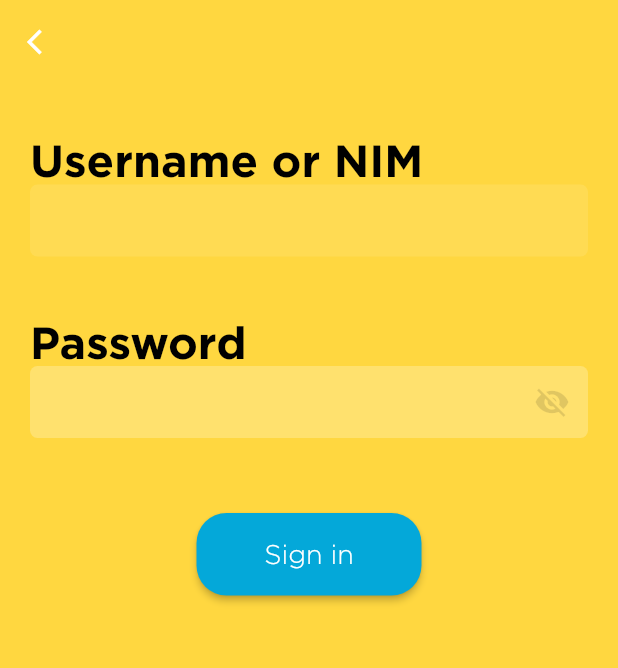
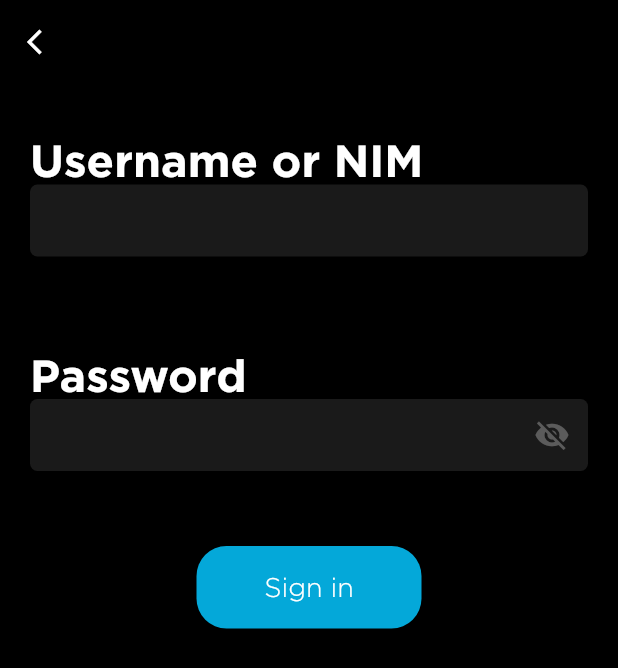
Before and after one commit to Nicomnr02/unai_reminder, a Flutter app: the screen it shows after launch, after a tap on "Login Now", on a phone screen of 412 x 824 dp. Shown: the top 668 px of the screen. Run offline on Flutter 3.47's test engine with Material 2 defaults, Android fonts, the phone set to English and light mode, and no system bars; our stand-ins replace flutter_spinkit, internet_connection_checker, shared_preferences; network calls fail.

Commit message:
fix: Change all pages style

```diff
--- a/lib/api/api_authentication.dart
+++ b/lib/api/api_authentication.dart
@@ -98,8 +98,8 @@ class UserAPI {
       return existSchedule;
     }
 
-    dashRepo.write(day,
-        ['$majorKey - $majorName - $lectureName - $time - $sksAmount ']);
+    dashRepo.write(
+        day, ['$majorKey - $majorName - $lectureName - $time - $sksAmount ']);
 
     return await dashRepo.read(day);
   }
@@ -125,7 +125,8 @@ class UserAPI {
         return;
       }
       for (var name in nameRows) {
-        userRepo.write("_username", name.text);
+        var splittedName = name.text.split(" ");
+        userRepo.write("_username", splittedName[0]);
       }
 
       var rowsData = doc.getElementsByTagName('td');
--- a/lib/page/authentication/page_authentication.dart
+++ b/lib/page/authentication/page_authentication.dart
@@ -18,7 +18,8 @@ class _LoginPageState extends State<LoginPage> {
   TextEditingController usernameEditingController = TextEditingController();
   TextEditingController passwordEditingController = TextEditingController();
   bool _passwordVisible = true;
-
+  bool _isTapping = false;
+  Color _textFieldColor = Colors.white10;
   void submit(BuildContext context) async {
     setState(() {
       var usernameDataInput = usernameEditingController.text;
@@ -32,7 +33,7 @@ class _LoginPageState extends State<LoginPage> {
   Widget build(BuildContext context) {
     return Scaffold(
       extendBodyBehindAppBar: true,
-      backgroundColor: Colors.amberAccent,
+      backgroundColor: Colors.black,
       appBar: AppBar(
         leading: IconButton(
           icon: const Icon(Icons.arrow_back_ios),
@@ -42,7 +43,7 @@ class _LoginPageState extends State<LoginPage> {
                 builder: (context) => const IntroductionPage()));
           },
         ),
-        backgroundColor: Colors.amberAccent,
+        backgroundColor: Colors.black,
         elevation: 0,
       ),
       body: Column(
@@ -59,21 +60,23 @@ class _LoginPageState extends State<LoginPage> {
                     textAlign: TextAlign.start,
                     style: TextStyle(
                         fontFamily: 'Sp',
-                        color: Colors.black,
+                        color: Colors.white,
                         fontSize: 30,
                         fontWeight: FontWeight.bold),
                   ),
                 ),
                 TextFormField(
+                  maxLength: 7,
                   controller: usernameEditingController,
                   keyboardType: TextInputType.name,
-                  style: const TextStyle(color: Colors.black),
+                  cursorColor: Colors.white12,
+                  style: const TextStyle(color: Colors.white),
                   decoration: InputDecoration(
                     contentPadding: const EdgeInsets.symmetric(
                       vertical: 13,
                     ),
                     filled: true,
-                    fillColor: Colors.white10,
+                    fillColor: _textFieldColor,
                     border: OutlineInputBorder(
                         borderSide: BorderSide.none,
                         borderRadius: BorderRadius.circular(5)),
@@ -93,7 +96,7 @@ class _LoginPageState extends State<LoginPage> {
                     textAlign: TextAlign.start,
                     style: TextStyle(
                         fontFamily: 'Sp',
-                        color: Colors.black,
+                        color: Colors.white,
                         fontSize: 30,
                         fontWeight: FontWeight.bold),
                   ),
@@ -101,11 +104,13 @@ class _LoginPageState extends State<LoginPage> {
                 TextFormField(
                   controller: passwordEditingController,
                   obscureText: _passwordVisible,
-                  style: const TextStyle(color: Colors.black),
+                  cursorColor: Colors.white12,
+                  style: const TextStyle(color: Colors.white),
                   decoration: InputDecoration(
                     contentPadding: const EdgeInsets.symmetric(vertical: 13),
                     filled: true,
-                    fillColor: Colors.white24,
+                    fillColor: Colors.white10,
+                    hoverColor: Colors.white24,
                     border: OutlineInputBorder(
                         borderSide: BorderSide.none,
                         borderRadius: BorderRadius.circular(5)),
@@ -118,7 +123,7 @@ class _LoginPageState extends State<LoginPage> {
                         _passwordVisible
                             ? Icons.visibility_off
                             : Icons.visibility,
-                        color: Theme.of(context).focusColor,
+                        color: Theme.of(context).highlightColor,
                       ),
                       onPressed: () {
                         // Update the state i.e. toogle the state of passwordVisible variable
--- a/lib/page/dashboard/dashboard_schedule.dart/dashboard_list_content.dart
+++ /dev/null
@@ -1,132 +0,0 @@
-import 'package:flutter/cupertino.dart';
-import 'package:flutter/material.dart';
-import 'package:unai_reminder/page/router/router_response.dart';
-
-import '../../../repository/repo_authentication.dart';
-import '../../../repository/repo_dashboard.dart';
-import '../../authentication/page_authentication.dart';
-
-class ScheduleList extends StatefulWidget {
-  const ScheduleList({super.key});
-
-  @override
-  State<ScheduleList> createState() => _ScheduleListState();
-}
-
-class _ScheduleListState extends State<ScheduleList> {
-  UserRepository userRepo = UserRepository();
-  DashboardRepository dashboardRepo = DashboardRepository();
-  ResponseMessage responseMessage = ResponseMessage();
-
-  int _selectedIndex = 0;
-
-  Future<List<List<String>>> getData() async {
-    // List<String> days = ["S.", "M.", "T.", "W.", "Th.", "F."];
-    List<List<String>> scheduleData = List.empty(growable: true);
-    // scheduleData = [
-    //   await dashboardRepo.read("S."),
-    //   await dashboardRepo.read("M."),
-    //   await dashboardRepo.read("T."),
-    //   await dashboardRepo.read("W."),
-    //   await dashboardRepo.read("Th."),
-    //   await dashboardRepo.read("F."),
-    // ];
-
-    var s = await dashboardRepo.read("S.");
-    scheduleData.add(s);
-
-    var m = await dashboardRepo.read("M.");
-    scheduleData.add(m);
-
-    var t = await dashboardRepo.read("T.");
-    scheduleData.add(t);
-
-    var w = await dashboardRepo.read("W.");
-    scheduleData.add(w);
-
-    var th = await dashboardRepo.read("Th.");
-    scheduleData.add(th);
-
-    var f = await dashboardRepo.read("F.");
-    scheduleData.add(f);
-
-    return scheduleData;
-
-    //![LATER] make looping from 'scheduleData' above to get hours/time for alarm needed.
-  }
-
-  Future<List<List<String>>> showData() async {
-    var scheduleData = await getData();
-
-    setState(() {});
-    return scheduleData;
-  }
-
-  void logout() async {
-    userRepo.delete();
-
-    Navigator.of(context).pushReplacement(
-        CupertinoPageRoute(builder: (ctx) => const LoginPage()));
-  }
-
-  Widget bottomNavBarContentBuilder(List<List<String>> scheduleData) {
-    final List<Widget> widgetOptions = <Widget>[
-      scheduleData.isEmpty
-          ? const CircularProgressIndicator()
-          : //! alarm here
-          const Scaffold(
-              appBar: null,
-            ),
-      ListView.separated(
-          itemBuilder: (context, index) => const Divider(),
-          separatorBuilder: (context, index) {
-            return Text('${scheduleData[index]}'); //! will be card!
-          },
-          itemCount: scheduleData.length),
-      ElevatedButton(onPressed: logout, child: const Text("logout")),
-    ];
-
-    return Center(child: widgetOptions.elementAt(_selectedIndex));
-  }
-
-  void _onItemTapped(int index) {
-    setState(() {
-      _selectedIndex = index;
-    });
-  }
-
-  @override
-  Widget build(BuildContext context) {
-    return FutureBuilder(
-        future: showData(),
-        builder: (context, snapshot) {
-          if (snapshot.hasData) {
-            return Scaffold(
-                appBar: null,
-                body: Center(
-                  child: snapshot.data != null
-                      ? bottomNavBarContentBuilder(snapshot.data!)
-                      : const CircularProgressIndicator(),
-                ),
-                bottomNavigationBar: BottomNavigationBar(
-                  iconSize: 35,
-                  items: const <BottomNavigationBarItem>[
-                    BottomNavigationBarItem(
-                        icon: Icon(Icons.alarm), label: 'Alarm'),
-                    BottomNavigationBarItem(
-                        icon: Icon(Icons.schedule_outlined), label: 'Schedule'),
-                    BottomNavigationBarItem(
-                        icon: Icon(Icons.person), label: 'My Profile'),
-                  ],
-                  currentIndex: _selectedIndex,
-                  onTap: _onItemTapped,
-                ));
-          } else if (snapshot.hasError) {
-            return responseMessage.errorPageBuilder(
-                context, "Server Error, try again!");
-          } else {
-            return const CircularProgressIndicator();
-          }
-        });
-  }
-}
--- a/lib/page/dashboard/page_dashboard.dart
+++ b/lib/page/dashboard/page_dashboard.dart
@@ -1,6 +1,10 @@
+import 'package:flutter/cupertino.dart';
 import 'package:flutter/material.dart';
-import 'package:unai_reminder/page/dashboard/dashboard_schedule.dart/dashboard_list_content.dart';
+import 'package:flutter_spinkit/flutter_spinkit.dart';
 import 'package:unai_reminder/repository/repo_authentication.dart';
+import 'package:unai_reminder/repository/repo_dashboard.dart';
+
+import '../authentication/page_authentication.dart';
 
 class DashboardPage extends StatefulWidget {
   const DashboardPage({super.key});
@@ -11,6 +15,20 @@ class DashboardPage extends StatefulWidget {
 
 class _DashboardPageState extends State<DashboardPage> {
   String _username = "";
+  UserRepository userRepo = UserRepository();
+  DashboardRepository dashboardRepo = DashboardRepository();
+
+  var spinkit = const SpinKitWave(
+    color: Colors.blue,
+    size: 20.0,
+  );
+
+  void logout() async {
+    userRepo.delete();
+
+    Navigator.of(context).pushReplacement(
+        CupertinoPageRoute(builder: (ctx) => const LoginPage()));
+  }
 
   Future<String> getUserName() async {
     _username = await UserRepository().read("_username");
@@ -18,34 +36,91 @@ class _DashboardPageState extends State<DashboardPage> {
     return _username;
   }
 
+  Future<List<List<String>>> getData() async {
+    List<List<String>> scheduleData = List.empty(growable: true);
+
+    var s = await dashboardRepo.read("S.");
+    scheduleData.add(s);
+
+    var m = await dashboardRepo.read("M.");
+    scheduleData.add(m);
+
+    var t = await dashboardRepo.read("T.");
+    scheduleData.add(t);
+
+    var w = await dashboardRepo.read("W.");
+    scheduleData.add(w);
+
+    var th = await dashboardRepo.read("Th.");
+    scheduleData.add(th);
+
+    var f = await dashboardRepo.read("F.");
+    scheduleData.add(f);
+
+    return scheduleData;
+  }
+
+  Future<List<List<String>>> showData() async {
+    var scheduleData = await getData();
+    //TODO : "Convert 'scheduleData' to List<String> for schedule needed (make it easy to consume)"
+
+    for (var i = 0; i < scheduleData.length; i++) {}
+
+    setState(() {});
+    return scheduleData;
+  }
+
   @override
   Widget build(BuildContext context) {
     return FutureBuilder(
-      future: getUserName(),
-      builder: (context, snapshot) {
+        future: Future.wait([getUserName(), showData()]),
+        builder: (context, AsyncSnapshot<dynamic> snapshot) {
           if (snapshot.hasData) {
+            final username = snapshot.data[0] as String;
+            final schedule = snapshot.data[1] as List<List<String>>;
             return Scaffold(
+                backgroundColor: Colors.black,
                 appBar: AppBar(
-              backgroundColor: Colors.transparent,
-              elevation: 0,
-              title: Text(
-                snapshot.data!,
+                  title: Container(
+                    decoration: const BoxDecoration(),
+                    child: Padding(
+                      padding: const EdgeInsets.only(top: 15),
+                      child: Row(
+                        mainAxisAlignment: MainAxisAlignment.spaceBetween,
+                        children: [
+                          username == ""
+                              ? spinkit
+                              : Text(
+                                  username,
                                   style: const TextStyle(
                                       fontFamily: "Sp",
-                    color: Colors.black,
+                                      color: Colors.white,
                                       fontWeight: FontWeight.w600),
                                 ),
+                          ElevatedButton.icon(
+                              onPressed: logout,
+                              style: ButtonStyle(
+                                  backgroundColor: MaterialStateProperty.all(
+                                      Colors.transparent)),
+                              icon: const Icon(
+                                Icons.logout,
+                                color: Colors.white,
+                              ),
+                              label: const Text(""))
+                        ],
+                      ),
+                    ),
+                  ),
+                  backgroundColor: Colors.black,
+                  elevation: 0,
                   automaticallyImplyLeading: false,
                 ),
-            body: const ScheduleList(),
-          );
+                body: const Center(
+                  child: Text("Will be Schedule place"),
+                ));
           } else {
-          return Scaffold(
-            appBar: AppBar(title: const Text("user")),
-            body: const ScheduleList(),
-          );
+            return const Text("failed");
           }
-      },
-    );
+        });
   }
 }
--- a/lib/page/introduction/page_splash.dart
+++ b/lib/page/introduction/page_splash.dart
@@ -10,13 +10,13 @@ class SplashPage extends StatefulWidget {
 }
 
 class _SplashPageState extends State<SplashPage> {
-  var spinkit = const SpinKitPouringHourGlass(
-    color: Colors.yellow,
+  var spinkit = const SpinKitSquareCircle(
+    color: Colors.blue,
     size: 50.0,
   );
 
   void navigateToMainScreen() async {
-    await Future.delayed(const Duration(seconds: 1));
+    await Future.delayed(const Duration(seconds: 3));
     // ignore: use_build_context_synchronously
     Navigator.pushReplacement(
         context, MaterialPageRoute(builder: (context) => Screen("")));
@@ -33,9 +33,9 @@ class _SplashPageState extends State<SplashPage> {
     return MaterialApp(
         debugShowCheckedModeBanner: false,
         home: Scaffold(
-          backgroundColor: Colors.amberAccent,
+          backgroundColor: const Color.fromARGB(255, 0, 0, 0),
           body: Center(
-            child: Image.asset('assets/images/times.png'),
+            child: spinkit,
           ),
         ));
   }
--- a/lib/page/introduction/page_welcome.dart
+++ b/lib/page/introduction/page_welcome.dart
@@ -6,14 +6,8 @@ class IntroductionPage extends StatelessWidget {
 
   @override
   Widget build(BuildContext context) {
-    return Container(
-      decoration: const BoxDecoration(
-          gradient: LinearGradient(
-              begin: Alignment.topCenter,
-              end: Alignment.bottomCenter,
-              colors: [Color.fromARGB(255, 7, 25, 56), Colors.amberAccent])),
-      child: Scaffold(
-        backgroundColor: Colors.transparent,
+    return Scaffold(
+      backgroundColor: const Color.fromARGB(255, 0, 0, 0),
       appBar: null,
       body: Center(
         child: Column(
@@ -50,7 +44,6 @@ class IntroductionPage extends StatelessWidget {
           ],
         ),
       ),
-      ),
     );
   }
 }
--- a/lib/page/router/router_response.dart
+++ b/lib/page/router/router_response.dart
@@ -4,7 +4,7 @@ class ResponseMessage {
   Widget errorPageBuilder(BuildContext context, String msg) {
     return Scaffold(
       appBar: null,
-      backgroundColor: const Color.fromARGB(173, 136, 113, 30),
+      backgroundColor: Colors.black87,
       body: Center(
           child: SizedBox(
         height: 200,
```
Lines whose indentation alone changed are shown as unchanged.
